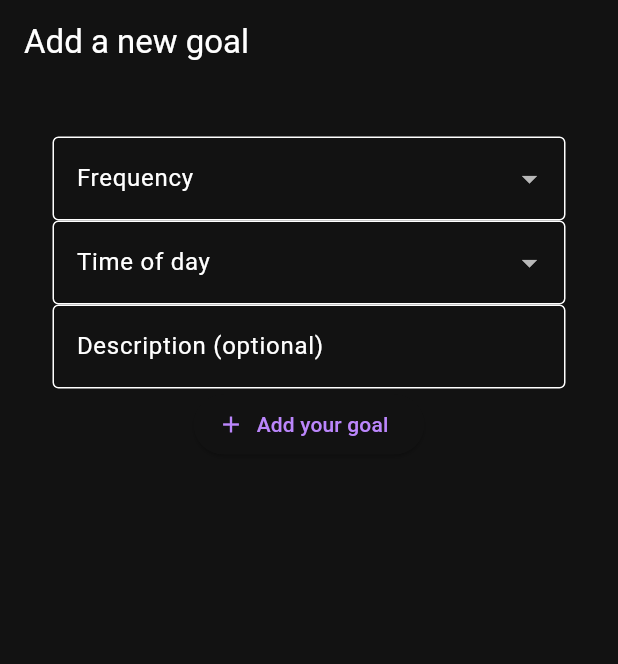
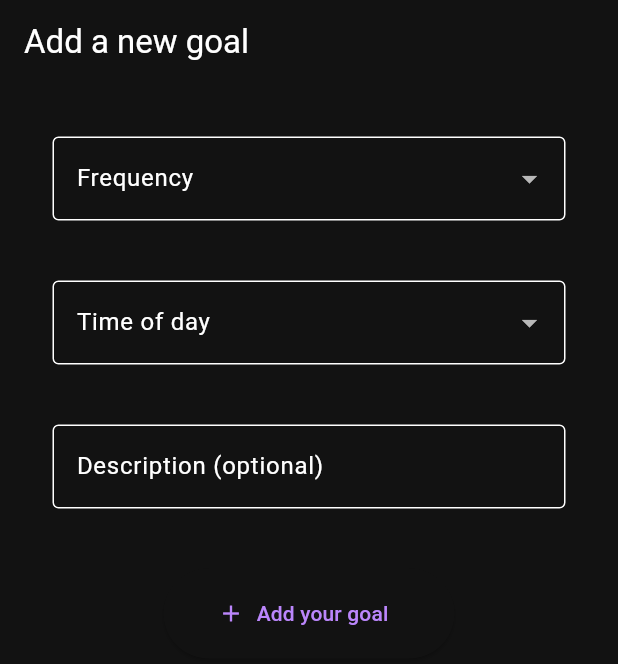
Before and after one commit to Gabriel2048/Goaly, a Flutter app: the NewGoalScreen screen opened by its route, on a phone screen of 412 x 824 dp. Shown: the top 664 px of the screen. Run offline on Flutter 3.47's test engine with Material 2 defaults, Android fonts, the light colour scheme and no system bars; our stand-ins replace cloud_functions, firebase_auth, firebase_core, flutter_riverpod, font_awesome_flutter, google_sign_in; accounts and stored records are empty; generated files the repository leaves out were written again.

Commit message:
made the goal's time of day an enum

```diff
--- /dev/null
+++ b/app/lib/domain/goal_time_of_day.dart
@@ -0,0 +1,6 @@
+enum GoalTimeOfDay{
+  morning,
+  midday,
+  evening,
+  anytime
+}
--- a/app/lib/ui/screens/new_goal/new_goal_form.dart
+++ b/app/lib/ui/screens/new_goal/new_goal_form.dart
@@ -11,6 +11,8 @@ class NewGoalForm extends StatefulWidget {
 class _NewGoalFormState extends State<NewGoalForm> {
   final _formKey = GlobalKey<FormState>();
 
+  final _spacing = const SizedBox(height: 40);
+
   @override
   Widget build(BuildContext context) {
     return Form(
@@ -22,26 +24,35 @@ class _NewGoalFormState extends State<NewGoalForm> {
               border: OutlineInputBorder(),
               labelText: 'Frequency',
             ),
-            items: [
+            items: const [
               DropdownMenuItem(
+                value: '321',
                 child: Text('123'),
-                value: '321',
               )
             ],
             onChanged: (String? value) {},
           ),
+          _spacing,
           const TimeOfDayDropdown(),
+          _spacing,
           TextFormField(
             decoration: const InputDecoration(
               border: OutlineInputBorder(),
               labelText: 'Description (optional)',
             ),
           ),
+          _spacing,
           ElevatedButton.icon(
             onPressed: () {},
-            icon: const Icon(Icons.add),
-            label: const Text('Add your goal'),
-          )
+            icon: const Padding(
+              padding: EdgeInsets.only(left: 20),
+              child: Icon(Icons.add),
+            ),
+            label: const Padding(
+              padding: EdgeInsets.only(top: 20, right: 20, bottom: 20),
+              child: Text('Add your goal'),
+            ),
+          ),
         ],
       ),
     );
--- a/app/lib/ui/screens/new_goal/new_goal_screen.dart
+++ b/app/lib/ui/screens/new_goal/new_goal_screen.dart
@@ -14,7 +14,7 @@ class NewGoalScreen extends StatelessWidget {
         automaticallyImplyLeading: false,
       ),
       body: const Padding(
-        padding: EdgeInsets.all(35),
+        padding: EdgeInsets.only(left: 35, right: 35, top: 35),
         child: NewGoalForm(),
       ),
     );
--- a/app/lib/ui/screens/new_goal/time_of_day_dropdown.dart
+++ b/app/lib/ui/screens/new_goal/time_of_day_dropdown.dart
@@ -1,34 +1,35 @@
 import 'package:flutter/material.dart';
+import 'package:goaly/domain/goal_time_of_day.dart';
 
 class TimeOfDayDropdown extends StatelessWidget {
   const TimeOfDayDropdown({Key? key}) : super(key: key);
 
   @override
   Widget build(BuildContext context) {
-    return DropdownButtonFormField<String>(
+    return DropdownButtonFormField<GoalTimeOfDay>(
       decoration: const InputDecoration(
         border: OutlineInputBorder(),
         labelText: 'Time of day',
       ),
       items: const [
         DropdownMenuItem(
-          value: 'Morning',
+          value: GoalTimeOfDay.morning,
           child: Text('Morning'),
         ),
         DropdownMenuItem(
-          value: 'Midday',
+          value: GoalTimeOfDay.midday,
           child: Text('Midday'),
         ),
         DropdownMenuItem(
-          value: 'Evening',
+          value: GoalTimeOfDay.evening,
           child: Text('Evening'),
         ),
         DropdownMenuItem(
-          value: 'Anytime',
+          value: GoalTimeOfDay.anytime,
           child: Text('Anytime'),
         )
       ],
-      onChanged: (String? value) {},
+      onChanged: (GoalTimeOfDay? value) {},
     );
   }
 }
```
